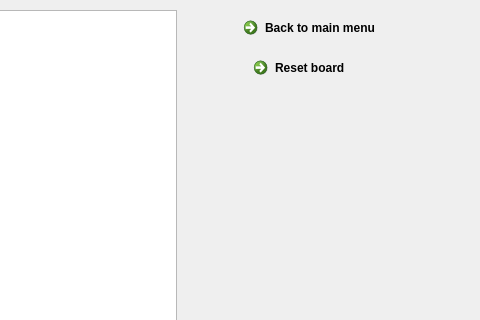
Old version of the form Antichess/mainwindow.ui in the repository L0G4NN/EE273Project; both pictures show x 544 to 1024 and y 0 to 320 of the 1024 by 576 pixel window.
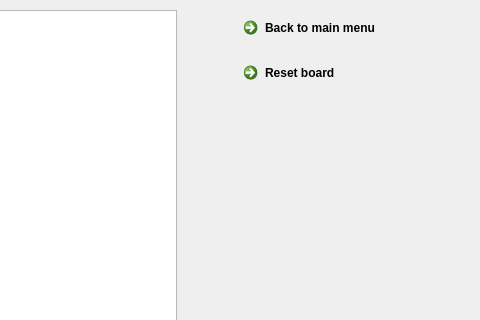
New version of the form. The open tabs and pages were chosen to show the change. Icons and pictures are not drawn.

Commit message:
updated board scaling
changed from 500px to 520px after deleting pawn test button to correct the scaling

The edit to the form file:
```diff
--- a/Antichess/mainwindow.ui
+++ b/Antichess/mainwindow.ui
@@ -752,9 +752,9 @@
      <widget class="QCommandLinkButton" name="resetButton">
       <property name="geometry">
        <rect>
-        <x>840</x>
-        <y>50</y>
-        <width>185</width>
+        <x>830</x>
+        <y>55</y>
+        <width>151</width>
         <height>41</height>
        </rect>
       </property>
```
Left out of the diff: 5 changed lines with no effect on the pictures. The commit also changes 1 other file.
